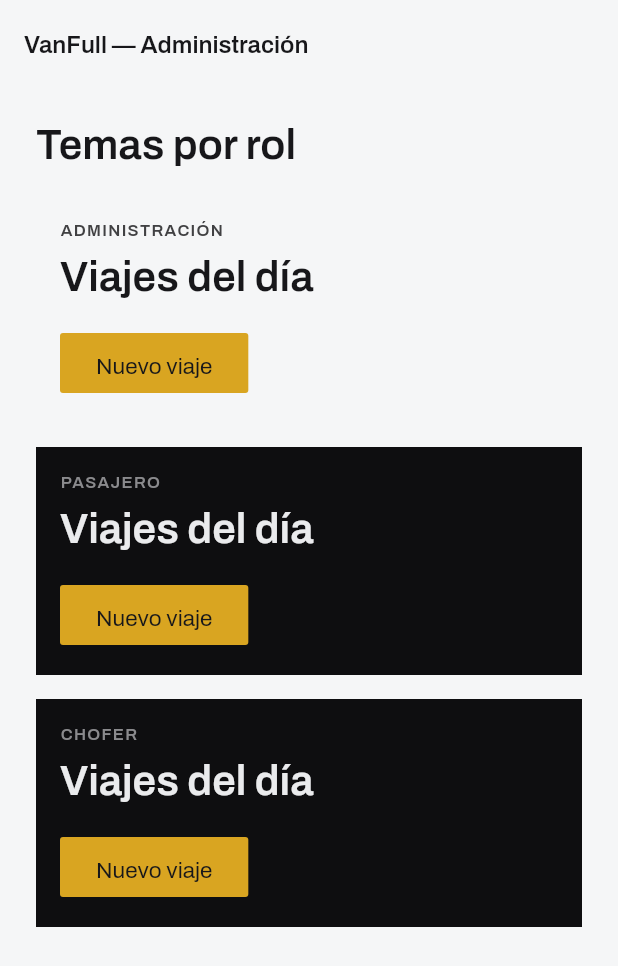
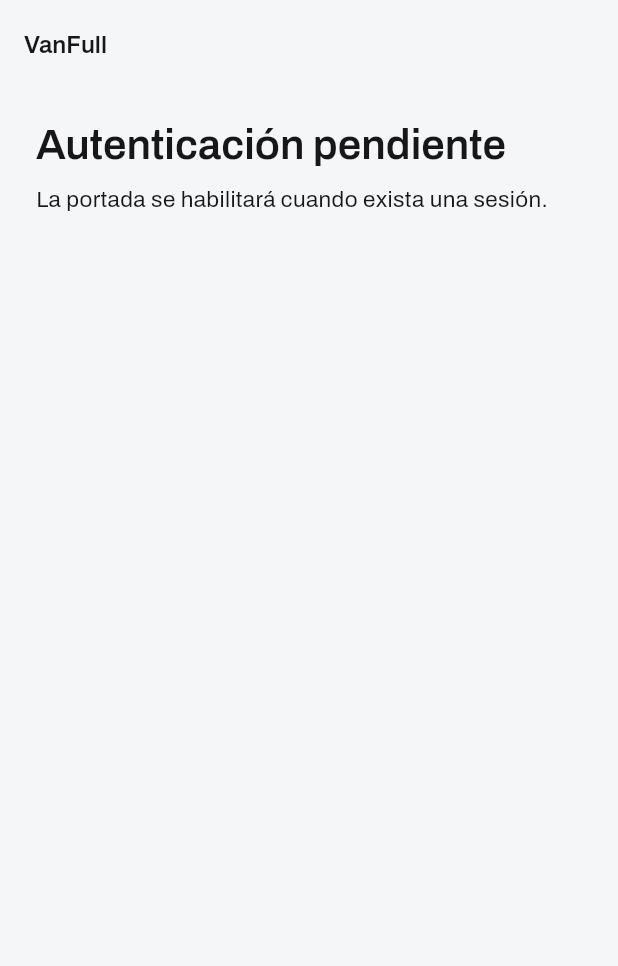
Before and after one commit to Martiherenu1/ProyectoVanFull, a Flutter app: the screen it shows after launch, on a phone screen of 412 x 824 dp. Shown: the top 966 px of the screen. Run offline on Flutter 3.47's test engine with Material 3 defaults, Android fonts, the phone set to English and light mode, and no system bars; our stand-ins replace google_fonts.

Commit message:
feat(comun): agregar navegación inicial por roles (#48)
Refs #48

Co-Authored-By: OpenAI Codex <codex@openai.com>

```diff
--- /dev/null
+++ b/frontend/lib/core/navigation/app_role.dart
@@ -0,0 +1,18 @@
+enum AppRole {
+  passenger('pasajero'),
+  driver('chofer'),
+  admin('administrador');
+
+  const AppRole(this.apiValue);
+
+  final String apiValue;
+
+  static AppRole? fromApiValue(String value) {
+    for (final role in values) {
+      if (role.apiValue == value) {
+        return role;
+      }
+    }
+    return null;
+  }
+}
--- /dev/null
+++ b/frontend/lib/core/navigation/role_router.dart
@@ -0,0 +1,162 @@
+import 'package:flutter/material.dart';
+
+import '../theme/app_spacing.dart';
+import '../theme/app_theme.dart';
+import 'app_role.dart';
+
+/// Decide la portada inicial sin reemplazar la futura integración con login.
+class RoleRouter extends StatelessWidget {
+  const RoleRouter({required this.roles, super.key});
+
+  final List<String> roles;
+
+  @override
+  Widget build(BuildContext context) {
+    final resolution = _resolve(roles);
+
+    return MaterialApp(
+      title: 'VanFull',
+      debugShowCheckedModeBanner: false,
+      theme: resolution.role?.theme ?? AppTheme.admin,
+      home: resolution.role == null
+          ? _PendingRoleScreen(
+              title: resolution.title,
+              message: resolution.message,
+            )
+          : _RoleEntryScreen(role: resolution.role!),
+    );
+  }
+
+  _RoleResolution _resolve(List<String> values) {
+    if (values.isEmpty) {
+      return const _RoleResolution.pending(
+        title: 'Autenticación pendiente',
+        message: 'La portada se habilitará cuando exista una sesión.',
+      );
+    }
+    if (values.length > 1) {
+      return const _RoleResolution.pending(
+        title: 'Selección de rol pendiente',
+        message: 'No se seleccionó ningún rol automáticamente.',
+      );
+    }
+
+    final role = AppRole.fromApiValue(values.single);
+    if (role == null) {
+      return const _RoleResolution.pending(
+        title: 'Rol no reconocido',
+        message: 'No se habilitó ninguna sección.',
+      );
+    }
+    return _RoleResolution.ready(role);
+  }
+}
+
+class _RoleEntryScreen extends StatelessWidget {
+  const _RoleEntryScreen({required this.role});
+
+  final AppRole role;
+
+  @override
+  Widget build(BuildContext context) {
+    return Scaffold(
+      appBar: AppBar(title: Text('VanFull — ${role.label}')),
+      body: Padding(
+        padding: const EdgeInsets.all(AppSpacing.xl),
+        child: Column(
+          crossAxisAlignment: CrossAxisAlignment.start,
+          children: [
+            Text(
+              role.entryTitle,
+              style: Theme.of(context).textTheme.headlineLarge,
+            ),
+            const SizedBox(height: AppSpacing.sm),
+            Text('${role.useCase} · Entrada temporal'),
+            const SizedBox(height: AppSpacing.xl),
+            SizedBox(
+              key: ValueKey('role-touch-target-${role.apiValue}'),
+              width: double.infinity,
+              height: role.touchTargetHeight,
+              child: ElevatedButton(
+                onPressed: null,
+                style: ElevatedButton.styleFrom(
+                  minimumSize: Size.fromHeight(role.touchTargetHeight),
+                  tapTargetSize: MaterialTapTargetSize.shrinkWrap,
+                ),
+                child: const Text('Funcionalidad pendiente'),
+              ),
+            ),
+          ],
+        ),
+      ),
+    );
+  }
+}
+
+class _PendingRoleScreen extends StatelessWidget {
+  const _PendingRoleScreen({required this.title, required this.message});
+
+  final String title;
+  final String message;
+
+  @override
+  Widget build(BuildContext context) {
+    return Scaffold(
+      appBar: AppBar(title: const Text('VanFull')),
+      body: Padding(
+        padding: const EdgeInsets.all(AppSpacing.xl),
+        child: Column(
+          crossAxisAlignment: CrossAxisAlignment.start,
+          children: [
+            Text(title, style: Theme.of(context).textTheme.headlineLarge),
+            const SizedBox(height: AppSpacing.sm),
+            Text(message),
+          ],
+        ),
+      ),
+    );
+  }
+}
+
+class _RoleResolution {
+  const _RoleResolution.ready(this.role) : title = '', message = '';
+
+  const _RoleResolution.pending({required this.title, required this.message})
+    : role = null;
+
+  final AppRole? role;
+  final String title;
+  final String message;
+}
+
+extension on AppRole {
+  ThemeData get theme => switch (this) {
+    AppRole.passenger => AppTheme.passenger,
+    AppRole.driver => AppTheme.driver,
+    AppRole.admin => AppTheme.admin,
+  };
+
+  String get label => switch (this) {
+    AppRole.passenger => 'Pasajero',
+    AppRole.driver => 'Chofer',
+    AppRole.admin => 'Administración',
+  };
+
+  String get entryTitle => switch (this) {
+    AppRole.passenger => 'Buscar servicio',
+    AppRole.driver => 'Lista del viaje',
+    AppRole.admin => 'Viajes del día',
+  };
+
+  String get useCase => switch (this) {
+    AppRole.passenger => 'CU-002',
+    AppRole.driver => 'CU-029',
+    AppRole.admin => 'CU-018',
+  };
+
+  double get touchTargetHeight => switch (this) {
+    AppRole.passenger => AppSpacing.passengerRowHeight,
+    AppRole.driver => AppSpacing.driverRowHeight,
+    AppRole.admin => AppSpacing.adminRowHeight,
+  };
+}
--- a/frontend/lib/main.dart
+++ b/frontend/lib/main.dart
@@ -1,90 +1,18 @@
 import 'package:flutter/material.dart';
 
-import 'core/theme/app_theme.dart';
-import 'core/theme/app_spacing.dart';
+import 'core/navigation/role_router.dart';
 
 void main() {
   runApp(const VanFullApp());
 }
 
 class VanFullApp extends StatelessWidget {
-  const VanFullApp({super.key});
+  const VanFullApp({this.roles = const [], super.key});
+
+  final List<String> roles;
 
   @override
   Widget build(BuildContext context) {
-    return MaterialApp(
-      title: 'VanFull',
-      debugShowCheckedModeBanner: false,
-      theme: AppTheme.admin,
-      home: const ThemePreview(),
-    );
+    return RoleRouter(roles: roles);
   }
 }
-
-/// Vista temporal para comprobar el diseño visual.
-/// No representa todavía el CU-018.
-class ThemePreview extends StatelessWidget {
-  const ThemePreview({super.key});
-
-  @override
-  Widget build(BuildContext context) {
-    final textTheme = Theme.of(context).textTheme;
-
-    return Scaffold(
-      appBar: AppBar(title: const Text('VanFull — Administración')),
-      body: ListView(
-        padding: const EdgeInsets.all(AppSpacing.xl),
-        children: [
-          Text('Temas por rol', style: textTheme.headlineLarge),
-          const SizedBox(height: AppSpacing.lg),
-          _ThemeSample(label: 'Administración', theme: AppTheme.admin),
-          const SizedBox(height: AppSpacing.lg),
-          _ThemeSample(label: 'Pasajero', theme: AppTheme.passenger),
-          const SizedBox(height: AppSpacing.lg),
-          _ThemeSample(label: 'Chofer', theme: AppTheme.driver),
-        ],
-      ),
-    );
-  }
-}
-
-class _ThemeSample extends StatelessWidget {
-  const _ThemeSample({required this.label, required this.theme});
-
-  final String label;
-  final ThemeData theme;
-
-  @override
-  Widget build(BuildContext context) {
-    return Theme(
-      data: theme,
-      child: Builder(
-        builder: (context) => ColoredBox(
-          color: theme.scaffoldBackgroundColor,
-          child: Padding(
-            padding: const EdgeInsets.all(AppSpacing.lg),
-            child: Column(
-              crossAxisAlignment: CrossAxisAlignment.start,
-              children: [
-                Text(
-                  label.toUpperCase(),
-                  style: Theme.of(context).textTheme.labelSmall,
-                ),
-                const SizedBox(height: AppSpacing.sm),
-                Text(
-                  'Viajes del día',
-                  style: Theme.of(context).textTheme.headlineLarge,
-                ),
-                const SizedBox(height: AppSpacing.lg),
-                ElevatedButton(
-                  onPressed: () {},
-                  child: const Text('Nuevo viaje'),
-                ),
-              ],
-            ),
-          ),
-        ),
-      ),
-    );
-  }
-}
```
Also changed, not shown: 2 other files.
